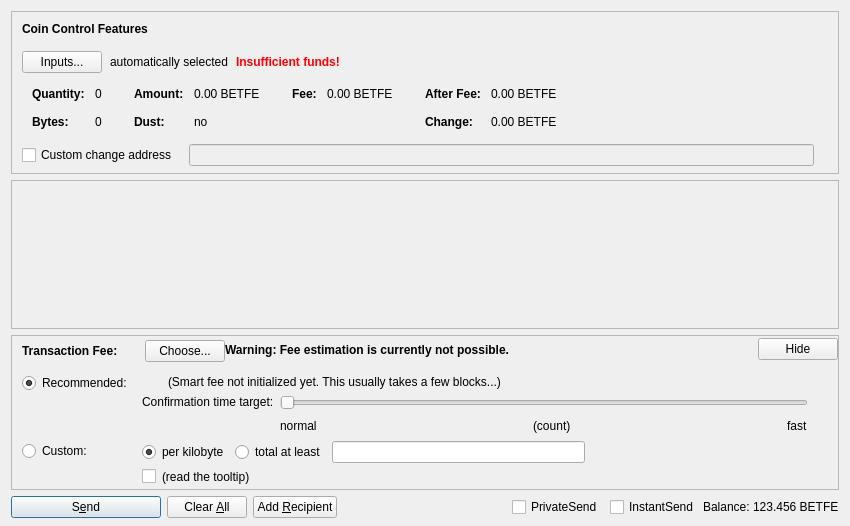
First picture: the form in src/qt/forms/sendcoinsdialog.ui, repository fantasy11coin/hostmasternode, before the edit.
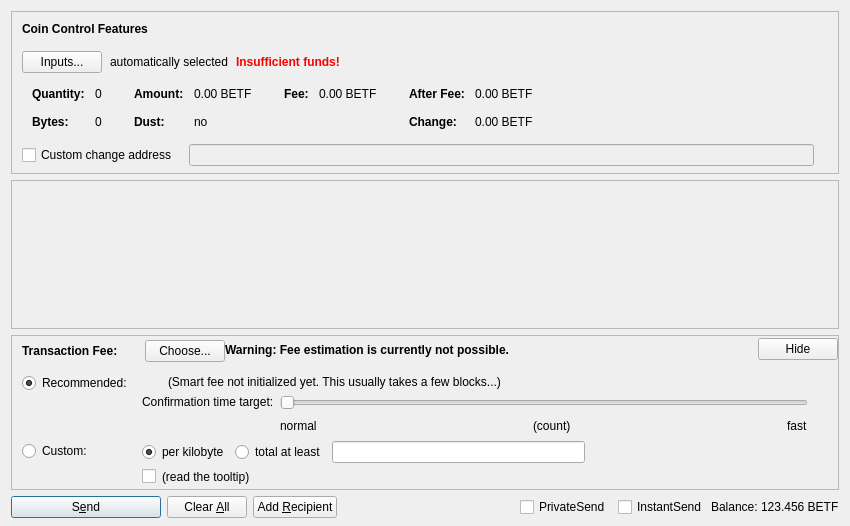
Second picture: the form after the edit. Custom widgets are drawn as their Qt base class.

Patch:
```diff
--- a/src/qt/forms/sendcoinsdialog.ui
+++ b/src/qt/forms/sendcoinsdialog.ui
@@ -324,7 +324,7 @@
                   <enum>Qt::ActionsContextMenu</enum>
                  </property>
                  <property name="text">
-                  <string notr="true">0.00 BETFE</string>
+                  <string notr="true">0.00 BETF</string>
                  </property>
                  <property name="textInteractionFlags">
                   <set>Qt::LinksAccessibleByMouse|Qt::TextSelectableByKeyboard|Qt::TextSelectableByMouse</set>
@@ -404,7 +404,7 @@
                   <enum>Qt::ActionsContextMenu</enum>
                  </property>
                  <property name="text">
-                  <string notr="true">0.00 BETFE</string>
+                  <string notr="true">0.00 BETF</string>
                  </property>
                  <property name="textInteractionFlags">
                   <set>Qt::LinksAccessibleByMouse|Qt::TextSelectableByKeyboard|Qt::TextSelectableByMouse</set>
@@ -455,7 +455,7 @@
                   <enum>Qt::ActionsContextMenu</enum>
                  </property>
                  <property name="text">
-                  <string notr="true">0.00 BETFE</string>
+                  <string notr="true">0.00 BETF</string>
                  </property>
                  <property name="textInteractionFlags">
                   <set>Qt::LinksAccessibleByMouse|Qt::TextSelectableByKeyboard|Qt::TextSelectableByMouse</set>
@@ -484,7 +484,7 @@
                   <enum>Qt::ActionsContextMenu</enum>
                  </property>
                  <property name="text">
-                  <string notr="true">0.00 BETFE</string>
+                  <string notr="true">0.00 BETF</string>
                  </property>
                  <property name="textInteractionFlags">
                   <set>Qt::LinksAccessibleByMouse|Qt::TextSelectableByKeyboard|Qt::TextSelectableByMouse</set>
@@ -1326,7 +1326,7 @@
           <cursorShape>IBeamCursor</cursorShape>
          </property>
          <property name="text">
-          <string notr="true">123.456 BETFE</string>
+          <string notr="true">123.456 BETF</string>
          </property>
          <property name="textInteractionFlags">
           <set>Qt::LinksAccessibleByMouse|Qt::TextSelectableByKeyboard|Qt::TextSelectableByMouse</set>
```
